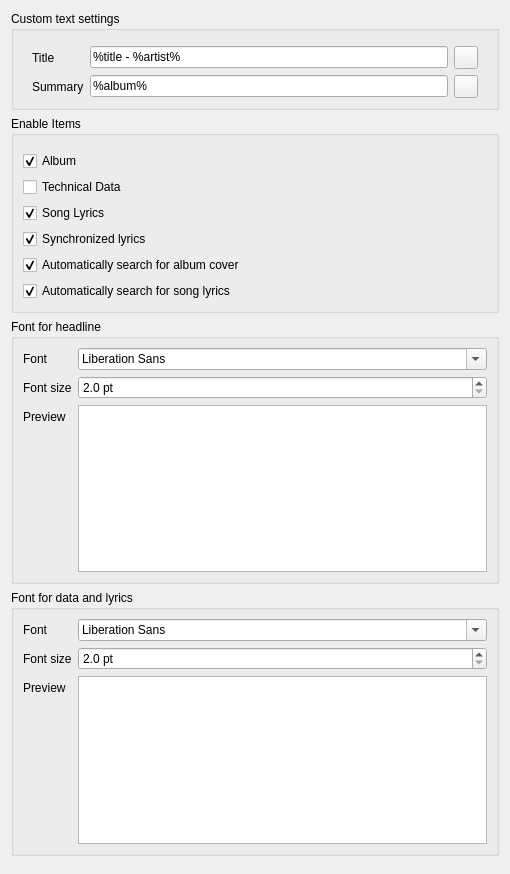
First picture: the form in src/settings/contextsettingspage.ui, repository strawberrymusicplayer/strawberry, before the edit.
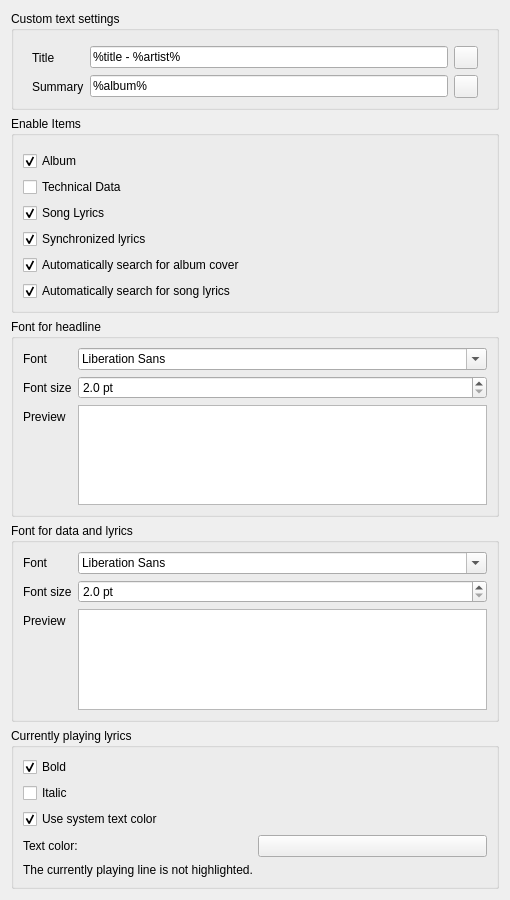
Second picture: the form after the edit.

Commit message: Customize the currently playing synchronized lyrics line

What changed in the file:
```diff
--- a/src/settings/contextsettingspage.ui
+++ b/src/settings/contextsettingspage.ui
@@ -7,7 +7,7 @@
     <x>0</x>
     <y>0</y>
     <width>510</width>
-    <height>874</height>
+    <height>900</height>
    </rect>
   </property>
   <property name="windowTitle">
@@ -339,6 +339,79 @@
      </layout>
     </widget>
    </item>
+   <item>
+    <widget class="QGroupBox" name="groupbox_synced_lyrics_style">
+     <property name="title">
+      <string>Currently playing lyrics</string>
+     </property>
+     <layout class="QVBoxLayout" name="layout_synced_lyrics_style">
+      <item>
+       <widget class="QCheckBox" name="checkbox_synced_lyrics_bold">
+        <property name="text">
+         <string>Bold</string>
+        </property>
+        <property name="checked">
+         <bool>true</bool>
+        </property>
+       </widget>
+      </item>
+      <item>
+       <widget class="QCheckBox" name="checkbox_synced_lyrics_italic">
+        <property name="text">
+         <string>Italic</string>
+        </property>
+       </widget>
+      </item>
+      <item>
+       <widget class="QCheckBox" name="checkbox_synced_lyrics_system_color">
+        <property name="text">
+         <string>Use system text color</string>
+        </property>
+        <property name="checked">
+         <bool>true</bool>
+        </property>
+       </widget>
+      </item>
+      <item>
+       <layout class="QHBoxLayout" name="layout_synced_lyrics_color">
+        <item>
+         <widget class="QLabel" name="label_synced_lyrics_color">
+          <property name="text">
+           <string>Text color:</string>
+          </property>
+          <property name="buddy">
+           <cstring>select_synced_lyrics_color</cstring>
+          </property>
+         </widget>
+        </item>
+        <item>
+         <widget class="QPushButton" name="select_synced_lyrics_color">
+          <property name="toolTip">
+           <string>Choose the text color for the current synchronized lyrics line</string>
+          </property>
+          <property name="accessibleName">
+           <string>Currently playing lyrics color</string>
+          </property>
+          <property name="text">
+           <string/>
+          </property>
+         </widget>
+        </item>
+       </layout>
+      </item>
+      <item>
+       <widget class="QLabel" name="label_synced_lyrics_not_highlighted">
+        <property name="text">
+         <string>The currently playing line is not highlighted.</string>
+        </property>
+        <property name="wordWrap">
+         <bool>true</bool>
+        </property>
+       </widget>
+      </item>
+     </layout>
+    </widget>
+   </item>
    <item>
     <spacer name="spacer_bottom">
      <property name="orientation">
```
Left out of the diff: 4 changed lines with no effect on the pictures. The commit also changes 5 other files.
